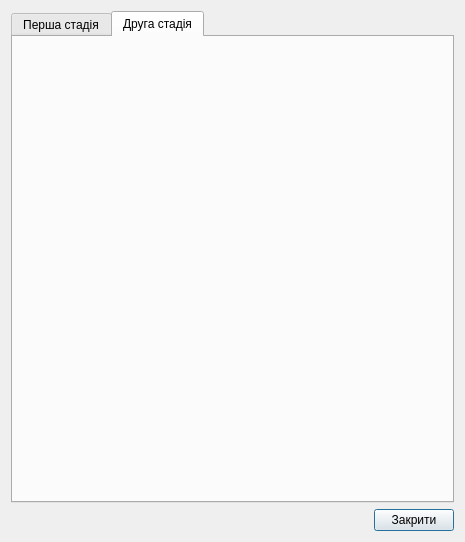
Above: aparat/scada/dlgapsetup.ui from vanessaorgua/illitsi before the change. Below: the same form after it.
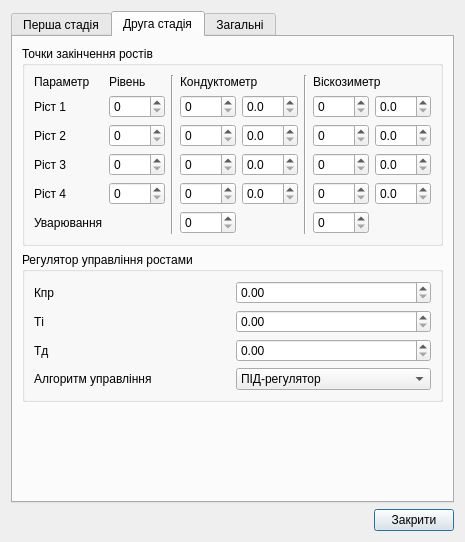
That is the form after the change. The open tabs and pages were chosen to show the change.

```diff
--- a/aparat/scada/dlgapsetup.ui
+++ b/aparat/scada/dlgapsetup.ui
@@ -298,6 +298,434 @@
       <attribute name="title">
        <string>Друга стадія</string>
       </attribute>
+      <layout class="QVBoxLayout" name="verticalLayout">
+       <item>
+        <widget class="QGroupBox" name="groupBox_3">
+         <property name="title">
+          <string>Точки закінчення ростів</string>
+         </property>
+         <layout class="QGridLayout" name="gridLayout_5">
+          <item row="0" column="0">
+           <widget class="QLabel" name="label_16">
+            <property name="text">
+             <string>Параметр</string>
+            </property>
+           </widget>
+          </item>
+          <item row="0" column="1">
+           <widget class="QLabel" name="label_17">
+            <property name="text">
+             <string>Рівень</string>
+            </property>
+           </widget>
+          </item>
+          <item row="0" column="3" colspan="2">
+           <widget class="QLabel" name="label_18">
+            <property name="text">
+             <string>Кондуктометр</string>
+            </property>
+           </widget>
+          </item>
+          <item row="0" column="6" colspan="2">
+           <widget class="QLabel" name="label_19">
+            <property name="text">
+             <string>Віскозиметр</string>
+            </property>
+           </widget>
+          </item>
+          <item row="1" column="0">
+           <widget class="QLabel" name="label_20">
+            <property name="text">
+             <string>Ріст 1</string>
+            </property>
+           </widget>
+          </item>
+          <item row="2" column="0">
+           <widget class="QLabel" name="label_21">
+            <property name="text">
+             <string>Ріст 2</string>
+            </property>
+           </widget>
+          </item>
+          <item row="3" column="0">
+           <widget class="QLabel" name="label_22">
+            <property name="text">
+             <string>Ріст 3</string>
+            </property>
+           </widget>
+          </item>
+          <item row="4" column="0">
+           <widget class="QLabel" name="label_23">
+            <property name="text">
+             <string>Ріст 4</string>
+            </property>
+           </widget>
+          </item>
+          <item row="5" column="0">
+           <widget class="QLabel" name="label_24">
+            <property name="text">
+             <string>Уварювання</string>
+            </property>
+           </widget>
+          </item>
+          <item row="1" column="1">
+           <widget class="QSpinBox" name="sb_Hr1">
+            <property name="maximum">
+             <number>100</number>
+            </property>
+           </widget>
+          </item>
+          <item row="2" column="1">
+           <widget class="QSpinBox" name="sb_Hr2">
+            <property name="maximum">
+             <number>100</number>
+            </property>
+           </widget>
+          </item>
+          <item row="3" column="1">
+           <widget class="QSpinBox" name="sb_Hr3">
+            <property name="maximum">
+             <number>100</number>
+            </property>
+           </widget>
+          </item>
+          <item row="4" column="1">
+           <widget class="QSpinBox" name="sb_Hr4">
+            <property name="maximum">
+             <number>100</number>
+            </property>
+           </widget>
+          </item>
+          <item row="1" column="3">
+           <widget class="QSpinBox" name="sb_Rr1">
+            <property name="maximum">
+             <number>100</number>
+            </property>
+           </widget>
+          </item>
+          <item row="1" column="6">
+           <widget class="QSpinBox" name="sb_Mr1">
+            <property name="maximum">
+             <number>100</number>
+            </property>
+           </widget>
+          </item>
+          <item row="1" column="4">
+           <widget class="QDoubleSpinBox" name="sb_dRr1">
+            <property name="decimals">
+             <number>1</number>
+            </property>
+            <property name="maximum">
+             <double>20.000000000000000</double>
+            </property>
+           </widget>
+          </item>
+          <item row="1" column="7">
+           <widget class="QDoubleSpinBox" name="sb_dMr1">
+            <property name="decimals">
+             <number>1</number>
+            </property>
+            <property name="maximum">
+             <double>20.000000000000000</double>
+            </property>
+           </widget>
+          </item>
+          <item row="2" column="3">
+           <widget class="QSpinBox" name="sb_Rr2">
+            <property name="maximum">
+             <number>100</number>
+            </property>
+           </widget>
+          </item>
+          <item row="3" column="3">
+           <widget class="QSpinBox" name="sb_Rr3">
+            <property name="maximum">
+             <number>100</number>
+            </property>
+           </widget>
+          </item>
+          <item row="4" column="3">
+           <widget class="QSpinBox" name="sb_Rr4">
+            <property name="maximum">
+             <number>100</number>
+            </property>
+           </widget>
+          </item>
+          <item row="2" column="4">
+           <widget class="QDoubleSpinBox" name="sb_dRr2">
+            <property name="decimals">
+             <number>1</number>
+            </property>
+            <property name="maximum">
+             <double>20.000000000000000</double>
+            </property>
+           </widget>
+          </item>
+          <item row="3" column="4">
+           <widget class="QDoubleSpinBox" name="sb_dRr3">
+            <property name="decimals">
+             <number>1</number>
+            </property>
+            <property name="maximum">
+             <double>20.000000000000000</double>
+            </property>
+           </widget>
+          </item>
+          <item row="4" column="4">
+           <widget class="QDoubleSpinBox" name="sb_dRr4">
+            <property name="decimals">
+             <number>1</number>
+            </property>
+            <property name="maximum">
+             <double>20.000000000000000</double>
+            </property>
+           </widget>
+          </item>
+          <item row="2" column="6">
+           <widget class="QSpinBox" name="sb_Mr2">
+            <property name="maximum">
+             <number>100</number>
+            </property>
+           </widget>
+          </item>
+          <item row="3" column="6">
+           <widget class="QSpinBox" name="sb_Mr3">
+            <property name="maximum">
+             <number>100</number>
+            </property>
+           </widget>
+          </item>
+          <item row="4" column="6">
+           <widget class="QSpinBox" name="sb_Mr4">
+            <property name="maximum">
+             <number>100</number>
+            </property>
+           </widget>
+          </item>
+          <item row="2" column="7">
+           <widget class="QDoubleSpinBox" name="sb_dMr2">
+            <property name="decimals">
+             <number>1</number>
+            </property>
+            <property name="maximum">
+             <double>20.000000000000000</double>
+            </property>
+           </widget>
+          </item>
+          <item row="3" column="7">
+           <widget class="QDoubleSpinBox" name="sb_dMr3">
+            <property name="decimals">
+             <number>1</number>
+            </property>
+            <property name="maximum">
+             <double>20.000000000000000</double>
+            </property>
+           </widget>
+          </item>
+          <item row="4" column="7">
+           <widget class="QDoubleSpinBox" name="sb_dMr4">
+            <property name="decimals">
+             <number>1</number>
+            </property>
+            <property name="maximum">
+             <double>20.000000000000000</double>
+            </property>
+           </widget>
+          </item>
+          <item row="5" column="3">
+           <widget class="QSpinBox" name="sb_Ru">
+            <property name="maximum">
+             <number>100</number>
+            </property>
+           </widget>
+          </item>
+          <item row="5" column="6">
+           <widget class="QSpinBox" name="sb_Mu">
+            <property name="maximum">
+             <number>100</number>
+            </property>
+           </widget>
+          </item>
+          <item row="0" column="2" rowspan="6">
+           <widget class="Line" name="line">
+            <property name="orientation">
+             <enum>Qt::Vertical</enum>
+            </property>
+           </widget>
+          </item>
+          <item row="0" column="5" rowspan="6">
+           <widget class="Line" name="line_2">
+            <property name="orientation">
+             <enum>Qt::Vertical</enum>
+            </property>
+           </widget>
+          </item>
+         </layout>
+        </widget>
+       </item>
+       <item>
+        <widget class="QGroupBox" name="groupBox_4">
+         <property name="title">
+          <string>Регулятор управління ростами</string>
+         </property>
+         <layout class="QGridLayout" name="gridLayout_6">
+          <item row="0" column="0">
+           <widget class="QLabel" name="label_25">
+            <property name="text">
+             <string>Кпр</string>
+            </property>
+           </widget>
+          </item>
+          <item row="1" column="0">
+           <widget class="QLabel" name="label_26">
+            <property name="text">
+             <string>Ті</string>
+            </property>
+           </widget>
+          </item>
+          <item row="2" column="0">
+           <widget class="QLabel" name="label_27">
+            <property name="text">
+             <string>Тд</string>
+            </property>
+           </widget>
+          </item>
+          <item row="0" column="1">
+           <widget class="QDoubleSpinBox" name="sb_Kpr"/>
+          </item>
+          <item row="1" column="1">
+           <widget class="QDoubleSpinBox" name="sb_Ti"/>
+          </item>
+          <item row="2" column="1">
+           <widget class="QDoubleSpinBox" name="sb_Td"/>
+          </item>
+          <item row="3" column="1">
+           <widget class="QComboBox" name="bx_mode">
+            <item>
+             <property name="text">
+              <string>ПІД-регулятор</string>
+             </property>
+            </item>
+            <item>
+             <property name="text">
+              <string>Гістерезис</string>
+             </property>
+            </item>
+           </widget>
+          </item>
+          <item row="3" column="0">
+           <widget class="QLabel" name="label_28">
+            <property name="text">
+             <string>Алгоритм управління</string>
+            </property>
+           </widget>
+          </item>
+         </layout>
+        </widget>
+       </item>
+       <item>
+        <spacer name="verticalSpacer_2">
+         <property name="orientation">
+          <enum>Qt::Vertical</enum>
+         </property>
+         <property name="sizeHint" stdset="0">
+          <size>
+           <width>20</width>
+           <height>85</height>
+          </size>
+         </property>
+        </spacer>
+       </item>
+      </layout>
+     </widget>
+     <widget class="QWidget" name="tab_3">
+      <attribute name="title">
+       <string>Загальні</string>
+      </attribute>
+      <layout class="QVBoxLayout" name="verticalLayout_3">
+       <item>
+        <widget class="QGroupBox" name="groupBox_5">
+         <property name="title">
+          <string>Вибір параметру управління</string>
+         </property>
+         <layout class="QVBoxLayout" name="verticalLayout_2">
+          <item>
+           <widget class="QRadioButton" name="rb_rej_0">
+            <property name="text">
+             <string>Автоматично</string>
+            </property>
+           </widget>
+          </item>
+          <item>
+           <widget class="QRadioButton" name="rb_rej_1">
+            <property name="text">
+             <string>Кондуктометр</string>
+            </property>
+           </widget>
+          </item>
+          <item>
+           <widget class="QRadioButton" name="rb_rej_2">
+            <property name="text">
+             <string>Віскозиметр</string>
+            </property>
+           </widget>
+          </item>
+         </layout>
+        </widget>
+       </item>
+       <item>
+        <widget class="QGroupBox" name="groupBox_6">
+         <property name="title">
+          <string>Аварійня сигналізація</string>
+         </property>
+         <layout class="QGridLayout" name="gridLayout_7">
+          <item row="0" column="0">
+           <widget class="QLabel" name="label_29">
+            <property name="text">
+             <string>Мін. розрідження</string>
+            </property>
+           </widget>
+          </item>
+          <item row="1" column="0">
+           <widget class="QLabel" name="label_30">
+            <property name="text">
+             <string>Мін. кондуктометр</string>
+            </property>
+           </widget>
+          </item>
+          <item row="2" column="0">
+           <widget class="QLabel" name="label_31">
+            <property name="text">
+             <string>Мін. віскозиметр</string>
+            </property>
+           </widget>
+          </item>
+          <item row="0" column="1">
+           <widget class="QSpinBox" name="sb_Pmin"/>
+          </item>
+          <item row="1" column="1">
+           <widget class="QSpinBox" name="sb_Rmin"/>
+          </item>
+          <item row="2" column="1">
+           <widget class="QSpinBox" name="sb_Mmin"/>
+          </item>
+         </layout>
+        </widget>
+       </item>
+       <item>
+        <spacer name="verticalSpacer_3">
+         <property name="orientation">
+          <enum>Qt::Vertical</enum>
+         </property>
+         <property name="sizeHint" stdset="0">
+          <size>
+           <width>20</width>
+           <height>196</height>
+          </size>
+         </property>
+        </spacer>
+       </item>
+      </layout>
      </widget>
     </widget>
    </item>
```
